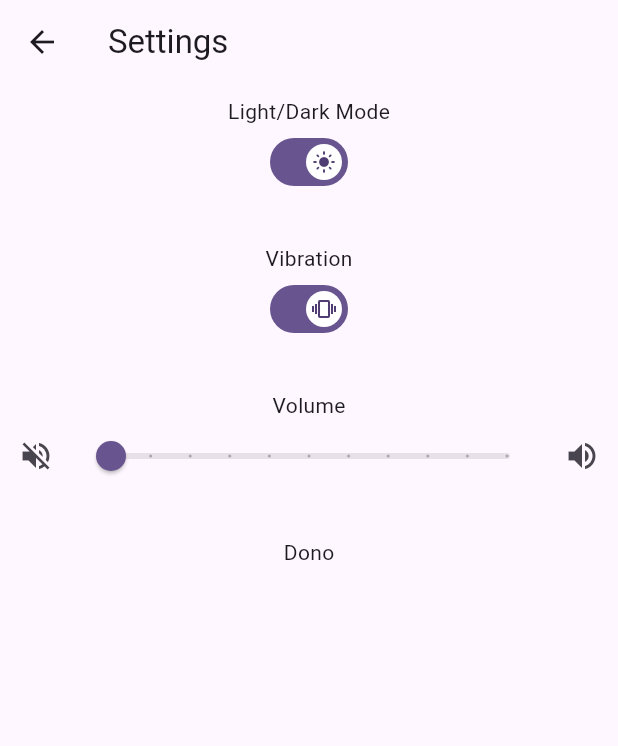
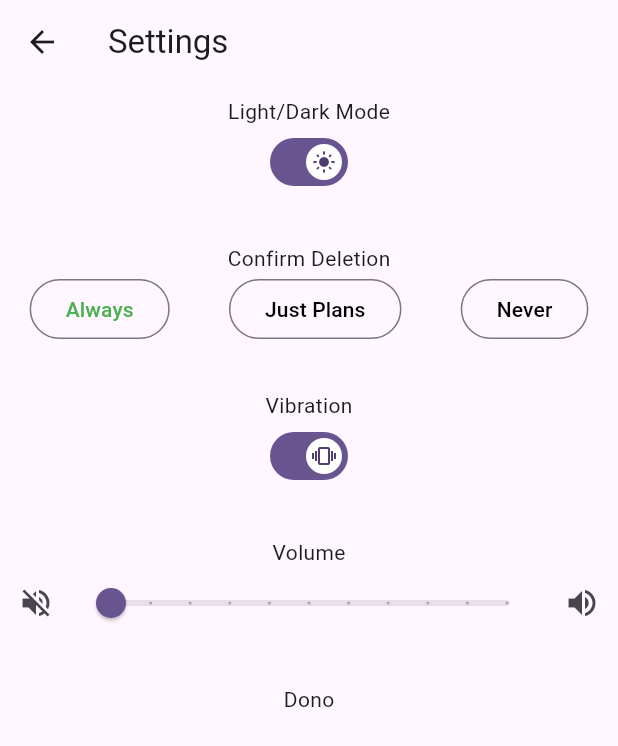
Before and after one commit to Rollemann/WorkoutTemplateApp, a Flutter app: the SettingsScreen screen opened directly, on a phone screen of 412 x 824 dp. Shown: the top 746 px of the screen. Run offline on Flutter 3.47's test engine with Material 3 defaults, Android fonts, the light colour scheme and no system bars; our stand-ins replace shared_preferences; accounts and stored records are empty.

Commit message:
setting for deletion

```diff
--- a/workouttemplateapp/lib/dbHandler.dart
+++ b/workouttemplateapp/lib/dbHandler.dart
@@ -34,3 +34,5 @@ class AllData {
     PlanItemData("Plan1"),
   ];
 }
+
+enum DeletionConfirmation { always, plans, never }
--- a/workouttemplateapp/lib/screens/settingsScreen.dart
+++ b/workouttemplateapp/lib/screens/settingsScreen.dart
@@ -1,4 +1,5 @@
 import 'package:flutter/material.dart';
+import 'package:workouttemplateapp/dbHandler.dart';
 
 class SettingsScreen extends StatefulWidget {
   const SettingsScreen({super.key});
@@ -9,6 +10,7 @@ class SettingsScreen extends StatefulWidget {
 
 class _SettingsScreenState extends State<SettingsScreen> {
   bool lightMode = true;
+  DeletionConfirmation? deletionType = DeletionConfirmation.always;
   bool vibration = true;
   double volume = 0;
 
@@ -53,6 +55,60 @@ class _SettingsScreenState extends State<SettingsScreen> {
                   lightMode = value;
                 });
               },
+            ),
+            const Padding(
+              padding: EdgeInsets.only(top: 30.0),
+              child: Text("Confirm Deletion"),
+            ),
+            Row(
+              mainAxisAlignment: MainAxisAlignment.spaceAround,
+              children: [
+                OutlinedButton(
+                  onPressed: () {
+                    setState(() {
+                      deletionType = DeletionConfirmation.always;
+                    });
+                  },
+                  child: Text(
+                    "Always",
+                    style: TextStyle(
+                      color: (deletionType == DeletionConfirmation.always)
+                          ? Colors.green
+                          : Colors.black,
+                    ),
+                  ),
+                ),
+                OutlinedButton(
+                  onPressed: () {
+                    setState(() {
+                      deletionType = DeletionConfirmation.plans;
+                    });
+                  },
+                  child: Text(
+                    "Just Plans",
+                    style: TextStyle(
+                      color: (deletionType == DeletionConfirmation.plans)
+                          ? Colors.green
+                          : Colors.black,
+                    ),
+                  ),
+                ),
+                OutlinedButton(
+                  onPressed: () {
+                    setState(() {
+                      deletionType = DeletionConfirmation.never;
+                    });
+                  },
+                  child: Text(
+                    "Never",
+                    style: TextStyle(
+                      color: (deletionType == DeletionConfirmation.never)
+                          ? Colors.green
+                          : Colors.black,
+                    ),
+                  ),
+                ),
+              ],
             ),
             const Padding(
               padding: EdgeInsets.only(top: 30.0),
```
